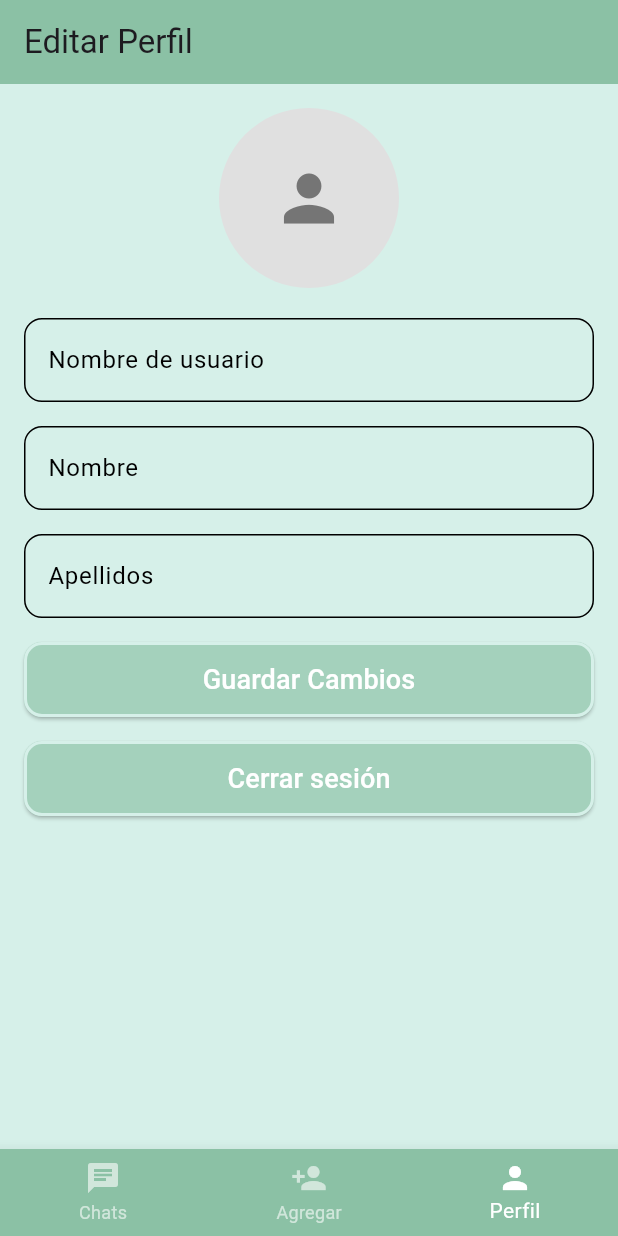
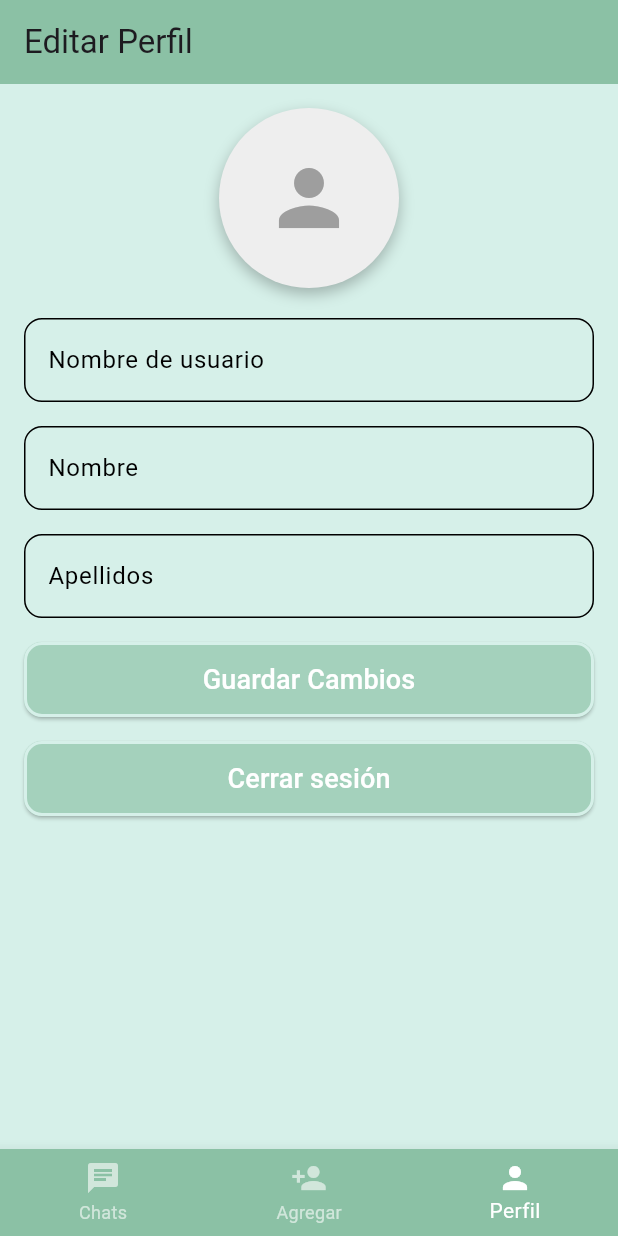
Before and after one commit to rafduqcol/Guasas, a Flutter app: the ProfileScreen screen opened by its route, on a phone screen of 412 x 824 dp. Run offline on Flutter 3.47's test engine with Material 3 defaults, Android fonts, the light colour scheme and no system bars; our stand-ins replace cloud_firestore, firebase_auth, firebase_core, firebase_storage, google_sign_in, shared_preferences; missing offline and left inert: bcrypt, file_selector; accounts and stored records are empty.

Commit message:
feat: add style to profile photo

```diff
--- a/guasas/lib/screens/profile_screen.dart
+++ b/guasas/lib/screens/profile_screen.dart
@@ -75,28 +75,23 @@ class _ProfileScreenState extends State<ProfileScreen> {
     }
   }
 
-  // Usando file_selector en lugar de file_picker
   Future<void> _pickImage() async {
-    // Definir tipos de imagen aceptados
     final typeGroup = XTypeGroup(
       label: 'images',
       extensions: ['jpg', 'jpeg', 'png', 'gif'],
     );
-    // Abrir selector
-    final XFile? file = await openFile(acceptedTypeGroups: [typeGroup]);
+   final XFile? file = await openFile(acceptedTypeGroups: [typeGroup]);
 
     if (file != null) {
-      // Leer bytes
-      Uint8List fileBytes = await file.readAsBytes();
+     Uint8List fileBytes = await file.readAsBytes();
       setState(() {
         _avatarBytes = fileBytes;
       });
 
-      // Subir y guardar la URL
       try {
         String url = await _userService.uploadAvatar(currentUser!.uid, fileBytes);
         print('Imagen subida con URL: \$url');
-        currentUser!.avatarUrl = url; // Actualiza el modelo local
+        currentUser!.avatarUrl = url;
       } catch (e) {
         print('Error al subir imagen: \$e');
         ScaffoldMessenger.of(context).showSnackBar(
@@ -201,25 +196,40 @@ class _ProfileScreenState extends State<ProfileScreen> {
                 child: SingleChildScrollView(
                   child: Column(
                     children: [
-                      GestureDetector(
-                        onTap: _pickImage,
-                        child: CircleAvatar(
-                          radius: 60,
-                          backgroundColor: Colors.grey[300],
-                          backgroundImage: _avatarBytes != null
-                              ? MemoryImage(_avatarBytes!)
-                              : (currentUser != null &&
-                                      currentUser!.avatarUrl.isNotEmpty
-                                  ? NetworkImage(currentUser!.avatarUrl)
-                                  : null) as ImageProvider?,
-                          child: (_avatarBytes == null &&
-                                  (currentUser == null ||
-                                      currentUser!.avatarUrl.isEmpty))
-                              ? Icon(Icons.person,
-                                  size: 50, color: Colors.grey[600])
-                              : null,
+                    GestureDetector(
+                      onTap: _pickImage,
+                      child: Container(
+                        width: 120,
+                        height: 120,
+                        decoration: BoxDecoration(
+                          shape: BoxShape.circle,
+                          color: Colors.grey[200],
+                          boxShadow: [
+                            BoxShadow(
+                              color: Colors.black26,
+                              blurRadius: 8,
+                              offset: Offset(0, 4),
+                            ),
+                          ],
                         ),
+                        child: _avatarBytes != null
+                            ? CircleAvatar(
+                                radius: 60,
+                                backgroundImage: MemoryImage(_avatarBytes!),
+                              )
+                            : currentUser != null && currentUser!.avatarUrl.isNotEmpty
+                                ? CircleAvatar(
+                                    radius: 60,
+                                    backgroundImage: NetworkImage(currentUser!.avatarUrl),
+                                  )
+                                : Icon(
+                                    Icons.person,
+                                    size: 60,
+                                    color: Colors.grey[500],
+                                  ),
                       ),
+                    ),
+
                       const SizedBox(height: 20),
                       _buildTextFormField(
                         label: 'Nombre de usuario',
```
